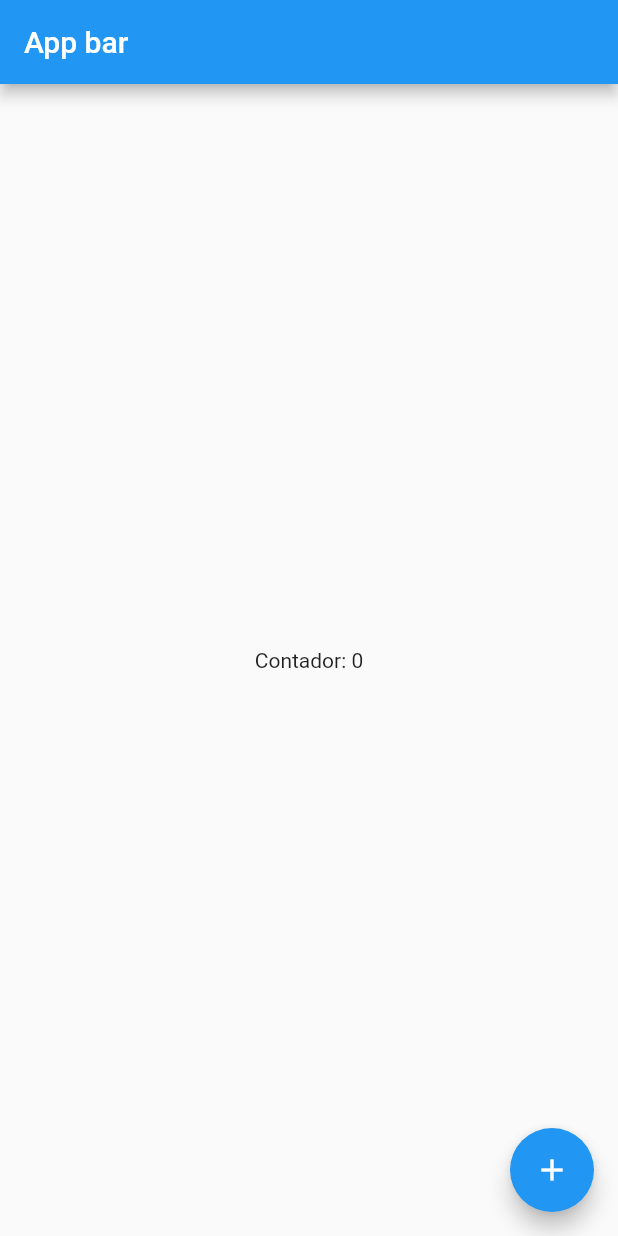
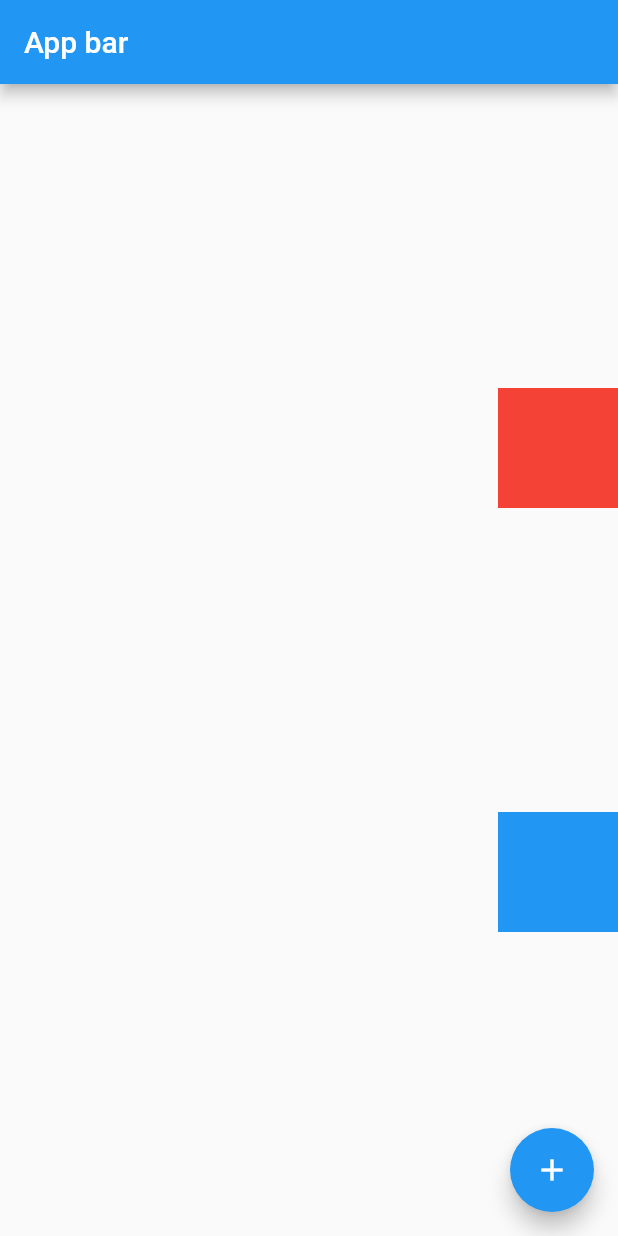
Before and after one commit to gustavocabreira/first_app, a Flutter app: the screen it shows after launch, on a phone screen of 412 x 824 dp. Run offline on Flutter 3.47's test engine with Material 2 defaults, Android fonts, the phone set to English and light mode, and no system bars.

Commit message:
rows and columns

```diff
--- a/lib/home_page.dart
+++ b/lib/home_page.dart
@@ -40,8 +40,24 @@ class _HomePageState extends State<HomePage> {
       appBar: AppBar(
         title: const Text('App bar')
       ),
-      body: Center(
-        child: Text('Contador: $counter')
+      body: SizedBox(
+        width: double.infinity,
+        child: Column(
+          mainAxisAlignment: MainAxisAlignment.spaceEvenly,
+          crossAxisAlignment: CrossAxisAlignment.end,
+          children: [
+            Container(
+              width: 80,
+              height: 80,
+              color: Colors.red,
+            ),
+            Container(
+              width: 80,
+              height: 80,
+              color: Colors.blue,
+            )
+          ],
+        )
       ),
       floatingActionButton: FloatingActionButton(
         child: const Icon(Icons.add),
```
